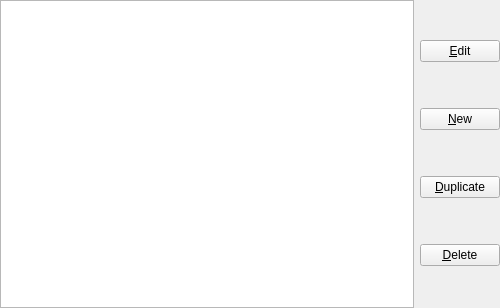
KDE/khotkeys, file kcm_hotkeys/helper_widgets/window_definition_list_widget.ui: the form before one commit.
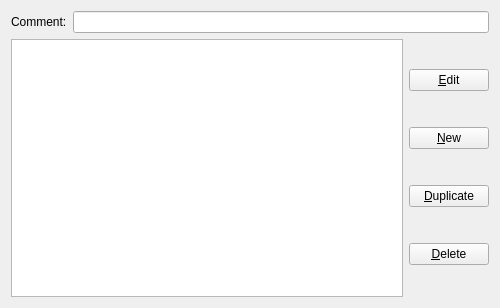
The form after the commit. Custom widgets are drawn as their Qt base class.

Commit message: Bring back the comment field in the gui for WindowDefinitionLists.

```diff
--- a/kcm_hotkeys/helper_widgets/window_definition_list_widget.ui
+++ b/kcm_hotkeys/helper_widgets/window_definition_list_widget.ui
@@ -12,18 +12,31 @@
   <property name="windowTitle" >
    <string>Form</string>
   </property>
-  <layout class="QHBoxLayout" name="horizontalLayout" >
-   <property name="margin" >
-    <number>0</number>
-   </property>
+  <layout class="QVBoxLayout" name="verticalLayout_2">
+   <item>
+    <layout class="QHBoxLayout" name="horizontalLayout_2">
+     <item>
+      <widget class="QLabel" name="comment_label">
+       <property name="text">
+        <string>Comment:</string>
+       </property>
+      </widget>
+     </item>
    <item>
-    <widget class="QListWidget" name="list" />
-   </item>
+      <widget class="KLineEdit" name="comment"/>
+     </item>
+    </layout>
+   </item>
    <item>
-    <layout class="QVBoxLayout" name="verticalLayout" >
+    <layout class="QHBoxLayout" name="horizontalLayout">
      <item>
-      <widget class="QPushButton" name="edit_button" >
-       <property name="text" >
+      <widget class="QListWidget" name="list"/>
+     </item>
+     <item>
+      <layout class="QVBoxLayout" name="verticalLayout">
+       <item>
+        <widget class="QPushButton" name="edit_button">
+         <property name="text">
         <string>&amp;Edit</string>
        </property>
       </widget>
@@ -52,7 +65,16 @@
     </layout>
    </item>
   </layout>
+   </item>
+  </layout>
  </widget>
+ <customwidgets>
+  <customwidget>
+   <class>KLineEdit</class>
+   <extends>QLineEdit</extends>
+   <header>klineedit.h</header>
+  </customwidget>
+ </customwidgets>
  <resources/>
  <connections/>
 </ui>
```
Left out of the diff: 21 changed lines with no effect on the pictures. Lines whose indentation alone changed are shown as unchanged. The commit also changes 3 other files.
